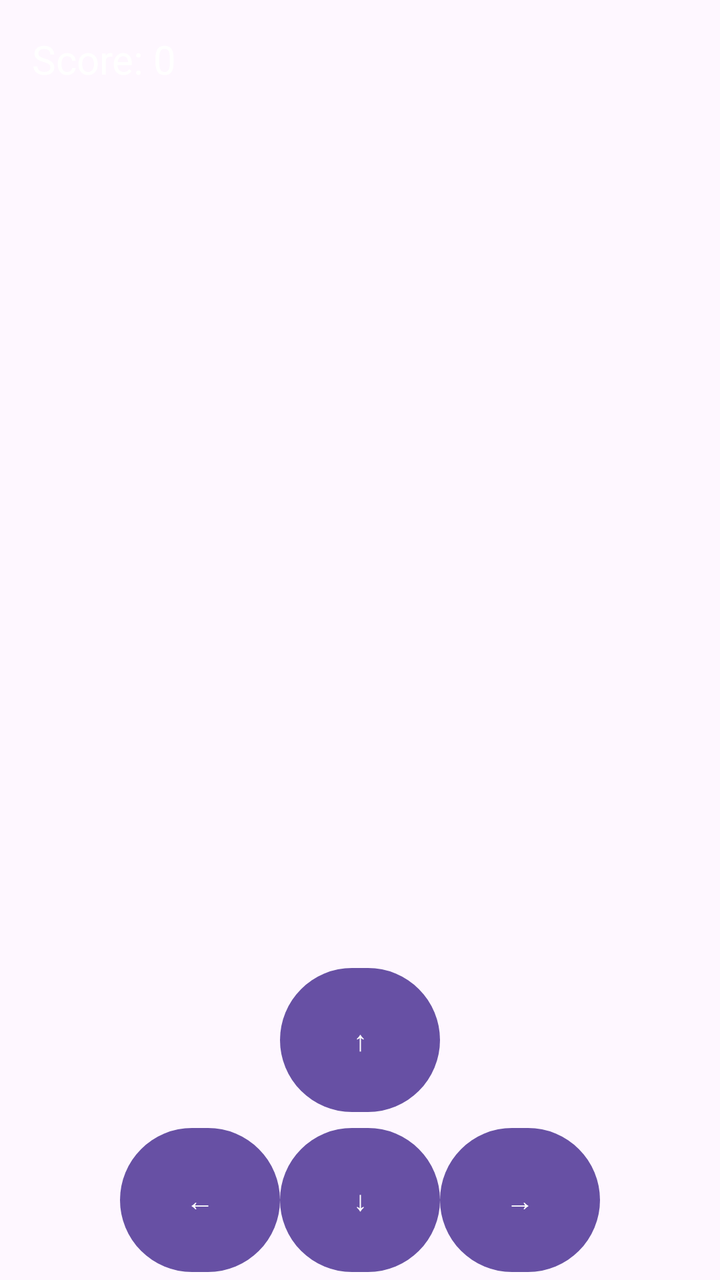
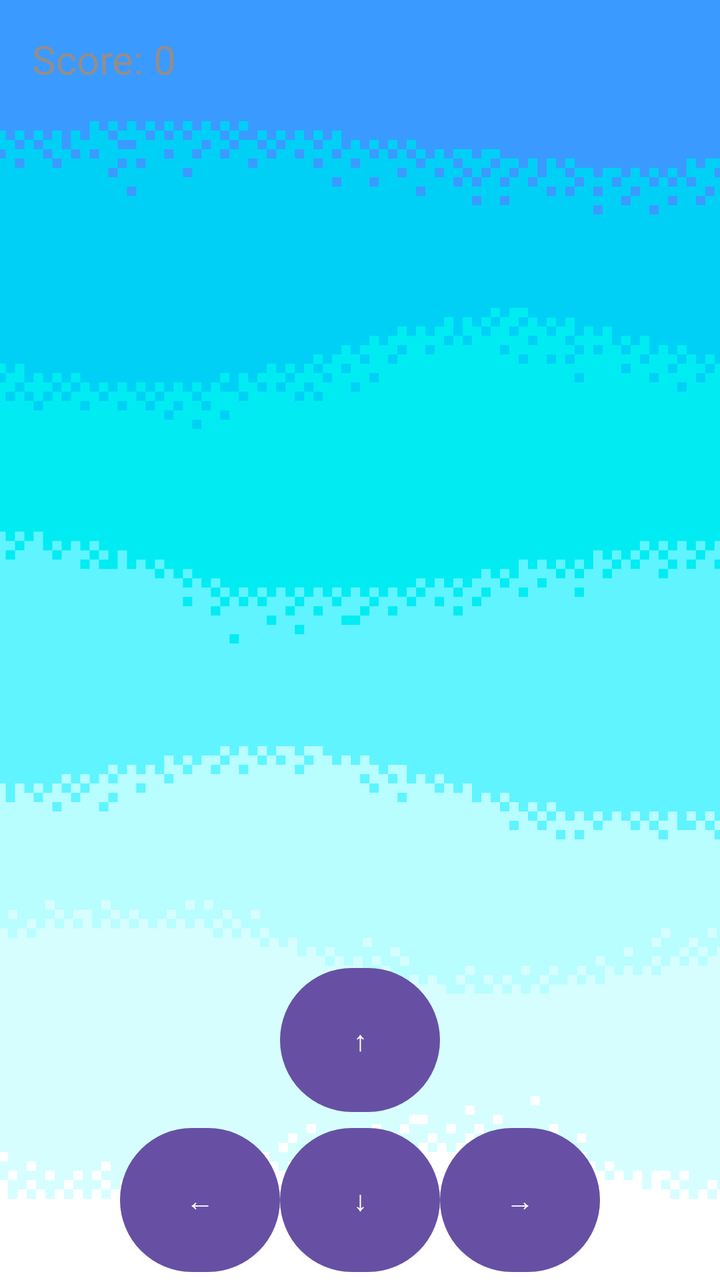

An Android layout rendered at two revisions. The XML below is the earlier revision; the diff shows what the commit changed to produce the second picture.
<!-- AndroidManifest.xml: application theme Theme.GamesPlatform -->
<!-- res/layout/activity_snake_game.xml -->
<?xml version="1.0" encoding="utf-8"?>
<androidx.constraintlayout.widget.ConstraintLayout
    xmlns:android="http://schemas.android.com/apk/res/android"
    xmlns:app="http://schemas.android.com/apk/res-auto"
    android:id="@+id/main"
    android:layout_width="match_parent"
    android:layout_height="match_parent">

    <TextView
        android:id="@+id/score_text"
        android:layout_width="wrap_content"
        android:layout_height="wrap_content"
        android:text="Score: 0"
        android:textColor="#FFFFFF"
        android:textSize="20sp"
        android:layout_margin="16dp"
        app:layout_constraintTop_toTopOf="parent"
        app:layout_constraintStart_toStartOf="parent"/>

    <FrameLayout
        android:id="@+id/game_container"
        android:layout_width="0dp"
        android:layout_height="0dp"
        app:layout_constraintTop_toBottomOf="@id/score_text"
        app:layout_constraintBottom_toTopOf="@id/buttons_layout"
        app:layout_constraintStart_toStartOf="parent"
        app:layout_constraintEnd_toEndOf="parent"/>

    <LinearLayout
        android:id="@+id/buttons_layout"
        android:layout_width="wrap_content"
        android:layout_height="wrap_content"
        android:orientation="vertical"
        android:gravity="center"
        app:layout_constraintBottom_toBottomOf="parent"
        app:layout_constraintStart_toStartOf="parent"
        app:layout_constraintEnd_toEndOf="parent">

        <Button
            android:id="@+id/btn_up"
            android:layout_width="80dp"
            android:layout_height="80dp"
            android:text="↑"/>

        <LinearLayout
            android:layout_width="wrap_content"
            android:layout_height="wrap_content"
            android:orientation="horizontal">

            <Button
                android:id="@+id/btn_left"
                android:layout_width="80dp"
                android:layout_height="80dp"
                android:text="←"/>

            <Button
                android:id="@+id/btn_down"
                android:layout_width="80dp"
                android:layout_height="80dp"
                android:text="↓"/>

            <Button
                android:id="@+id/btn_right"
                android:layout_width="80dp"
                android:layout_height="80dp"
                android:text="→"/>
        </LinearLayout>

    </LinearLayout>

    
    <LinearLayout
        android:id="@+id/game_over_layout"
        android:layout_width="match_parent"
        android:layout_height="match_parent"
        android:orientation="vertical"
        android:gravity="center"
        android:background="#AA000000"
        android:visibility="gone">

        <TextView
            android:id="@+id/game_over_text"
            android:layout_width="wrap_content"
            android:layout_height="wrap_content"
            android:text="GAME OVER"
            android:textSize="30sp"
            android:textColor="#FFFFFF"/>

        <TextView
            android:id="@+id/final_score"
            android:layout_width="wrap_content"
            android:layout_height="wrap_content"
            android:textColor="#FFFFFF"/>

        <TextView
            android:id="@+id/record_text"
            android:layout_width="wrap_content"
            android:layout_height="wrap_content"
            android:textColor="#FFFFFF"/>

        <Button
            android:id="@+id/restart_btn"
            android:layout_width="wrap_content"
            android:layout_height="wrap_content"
            android:text="Restart"/>

        <Button
            android:id="@+id/home_btn"
            android:layout_width="wrap_content"
            android:layout_height="wrap_content"
            android:text="Home"/>
    </LinearLayout>

</androidx.constraintlayout.widget.ConstraintLayout>
<!-- resources referenced by this layout -->
<resources>
  <style name="Theme.GamesPlatform" parent="Base.Theme.GamesPlatform" />
  <style name="Base.Theme.GamesPlatform" parent="Theme.Material3.DayNight.NoActionBar">
          
          
      </style>
</resources>

<!-- the commit's change to res/layout/activity_snake_game.xml (unified diff, before → after) -->
@@ -1,46 +1,46 @@
 <?xml version="1.0" encoding="utf-8"?>
-<androidx.constraintlayout.widget.ConstraintLayout
-    xmlns:android="http://schemas.android.com/apk/res/android"
+<androidx.constraintlayout.widget.ConstraintLayout xmlns:android="http://schemas.android.com/apk/res/android"
     xmlns:app="http://schemas.android.com/apk/res-auto"
     android:id="@+id/main"
     android:layout_width="match_parent"
-    android:layout_height="match_parent">
+    android:layout_height="match_parent"
+    android:background="@drawable/background_snake">
 
     <TextView
         android:id="@+id/score_text"
         android:layout_width="wrap_content"
         android:layout_height="wrap_content"
+        android:layout_margin="16dp"
         android:text="Score: 0"
-        android:textColor="#FFFFFF"
+        android:textColor="#928E8E"
         android:textSize="20sp"
-        android:layout_margin="16dp"
-        app:layout_constraintTop_toTopOf="parent"
-        app:layout_constraintStart_toStartOf="parent"/>
+        app:layout_constraintStart_toStartOf="parent"
+        app:layout_constraintTop_toTopOf="parent" />
 
     <FrameLayout
         android:id="@+id/game_container"
         android:layout_width="0dp"
         android:layout_height="0dp"
-        app:layout_constraintTop_toBottomOf="@id/score_text"
         app:layout_constraintBottom_toTopOf="@id/buttons_layout"
+        app:layout_constraintEnd_toEndOf="parent"
         app:layout_constraintStart_toStartOf="parent"
-        app:layout_constraintEnd_toEndOf="parent"/>
+        app:layout_constraintTop_toBottomOf="@id/score_text" />
 
     <LinearLayout
         android:id="@+id/buttons_layout"
         android:layout_width="wrap_content"
         android:layout_height="wrap_content"
+        android:gravity="center"
         android:orientation="vertical"
-        android:gravity="center"
         app:layout_constraintBottom_toBottomOf="parent"
-        app:layout_constraintStart_toStartOf="parent"
-        app:layout_constraintEnd_toEndOf="parent">
+        app:layout_constraintEnd_toEndOf="parent"
+        app:layout_constraintStart_toStartOf="parent">
 
         <Button
             android:id="@+id/btn_up"
             android:layout_width="80dp"
             android:layout_height="80dp"
-            android:text="↑"/>
+            android:text="↑" />
 
         <LinearLayout
             android:layout_width="wrap_content"
@@ -51,19 +51,19 @@
                 android:id="@+id/btn_left"
                 android:layout_width="80dp"
                 android:layout_height="80dp"
-                android:text="←"/>
+                android:text="←" />
 
             <Button
                 android:id="@+id/btn_down"
                 android:layout_width="80dp"
                 android:layout_height="80dp"
-                android:text="↓"/>
+                android:text="↓" />
 
             <Button
                 android:id="@+id/btn_right"
                 android:layout_width="80dp"
                 android:layout_height="80dp"
-                android:text="→"/>
+                android:text="→" />
         </LinearLayout>
 
     </LinearLayout>
@@ -73,9 +73,9 @@
         android:id="@+id/game_over_layout"
         android:layout_width="match_parent"
         android:layout_height="match_parent"
+        android:background="#AA000000"
+        android:gravity="center"
         android:orientation="vertical"
-        android:gravity="center"
-        android:background="#AA000000"
         android:visibility="gone">
 
         <TextView
@@ -83,32 +83,32 @@
             android:layout_width="wrap_content"
             android:layout_height="wrap_content"
             android:text="GAME OVER"
-            android:textSize="30sp"
-            android:textColor="#FFFFFF"/>
+            android:textColor="#FFFFFF"
+            android:textSize="30sp" />
 
         <TextView
             android:id="@+id/final_score"
             android:layout_width="wrap_content"
             android:layout_height="wrap_content"
-            android:textColor="#FFFFFF"/>
+            android:textColor="#FFFFFF" />
 
         <TextView
             android:id="@+id/record_text"
             android:layout_width="wrap_content"
             android:layout_height="wrap_content"
-            android:textColor="#FFFFFF"/>
+            android:textColor="#FFFFFF" />
 
         <Button
             android:id="@+id/restart_btn"
             android:layout_width="wrap_content"
             android:layout_height="wrap_content"
-            android:text="Restart"/>
+            android:text="Restart" />
 
         <Button
             android:id="@+id/home_btn"
             android:layout_width="wrap_content"
             android:layout_height="wrap_content"
-            android:text="Home"/>
+            android:text="Home" />
     </LinearLayout>
 
 </androidx.constraintlayout.widget.ConstraintLayout>
<!-- resource entries referenced after the edit -->
@@ -1,5 +1,6 @@
 <!-- resources referenced by this layout -->
 <resources>
+  <!-- drawable background_snake: png bitmap (drawable, 27413 bytes) -->
   <style name="Theme.GamesPlatform" parent="Base.Theme.GamesPlatform" />
   <style name="Base.Theme.GamesPlatform" parent="Theme.Material3.DayNight.NoActionBar">
           
